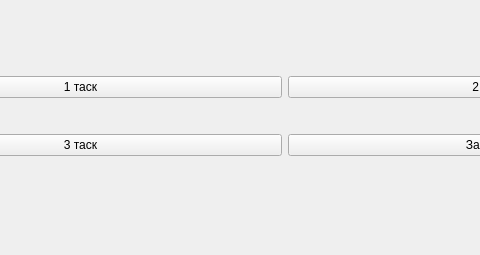
The window that Interface/mainwindow.ui (Doveri/komsomols_work) describes before a commit, drawn with Qt 5; both pictures show x 121 to 601 and y 0 to 255 of the 809 by 255 pixel window.
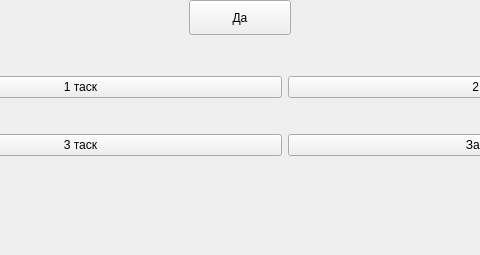
The same window after the commit.

```diff
--- a/Interface/mainwindow.ui
+++ b/Interface/mainwindow.ui
@@ -54,6 +54,19 @@
      </item>
     </layout>
    </widget>
+   <widget class="QPushButton" name="pushButton">
+    <property name="geometry">
+     <rect>
+      <x>310</x>
+      <y>0</y>
+      <width>102</width>
+      <height>35</height>
+     </rect>
+    </property>
+    <property name="text">
+     <string>Да</string>
+    </property>
+   </widget>
   </widget>
   <widget class="QMenuBar" name="menubar">
    <property name="geometry">
```
